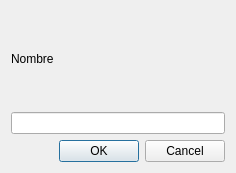
First picture: the form in source/diagowner.ui, repository hugo19941994/ViajeFacil, before the edit.
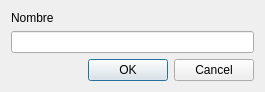
Second picture: the form after the edit.

Patch:
```diff
--- a/source/diagowner.ui
+++ b/source/diagowner.ui
@@ -6,8 +6,8 @@
    <rect>
     <x>0</x>
     <y>0</y>
-    <width>236</width>
-    <height>173</height>
+    <width>265</width>
+    <height>88</height>
    </rect>
   </property>
   <property name="windowTitle">
```
